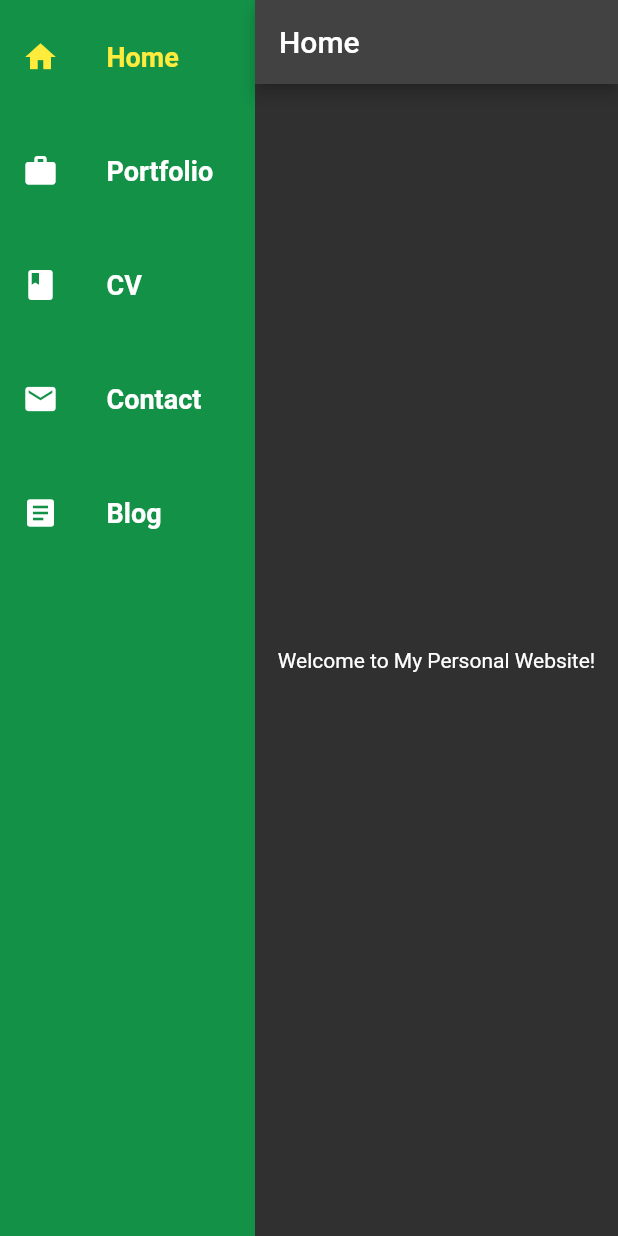
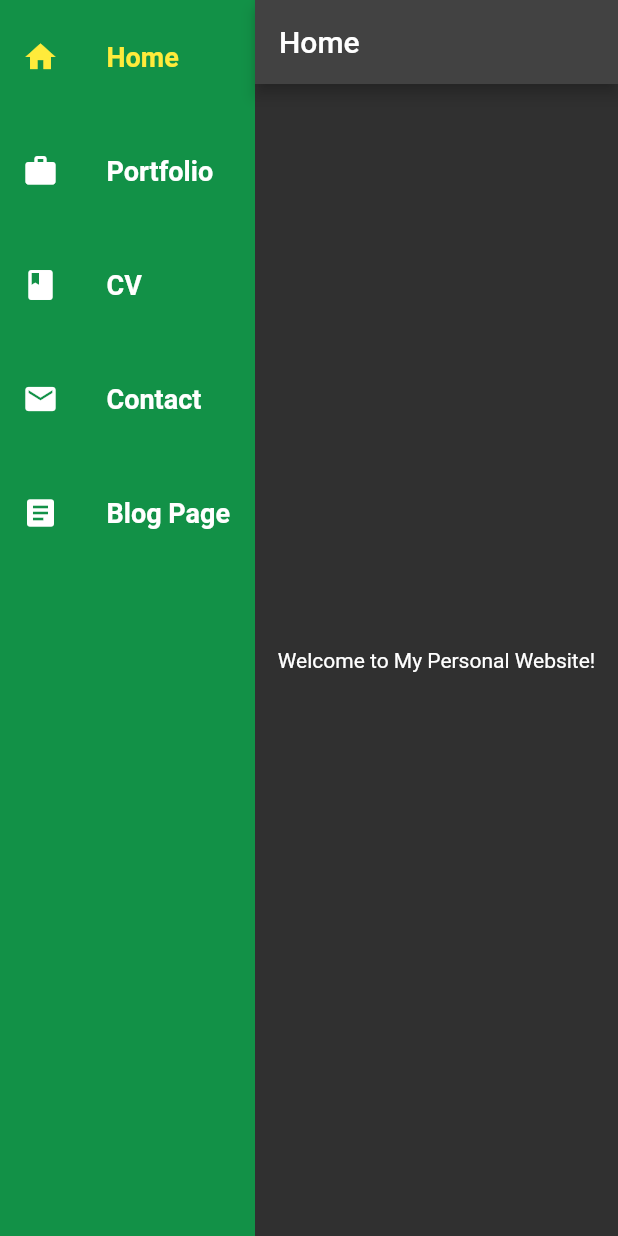
Before and after one commit to ebrarkarademir/test_project, a Flutter app: the screen it shows after launch, on a phone screen of 412 x 824 dp. Run offline on Flutter 3.47's test engine with Material 2 defaults, Android fonts, the light colour scheme and no system bars; our stand-ins replace dio.

Commit message:
merge test

```diff
--- a/test_project/lib/main.dart
+++ b/test_project/lib/main.dart
@@ -25,7 +25,7 @@ class _MyAppState extends State<MyApp> {
     BlogPage()
   ];
 
-  final _pageNames = ['Home', 'Portfolio', 'CV', 'Contact', 'Blog'];
+  final _pageNames = ['Home', 'Portfolio', 'CV', 'Contact', 'Blog Page'];
 
   @override
   Widget build(BuildContext context) {
```
